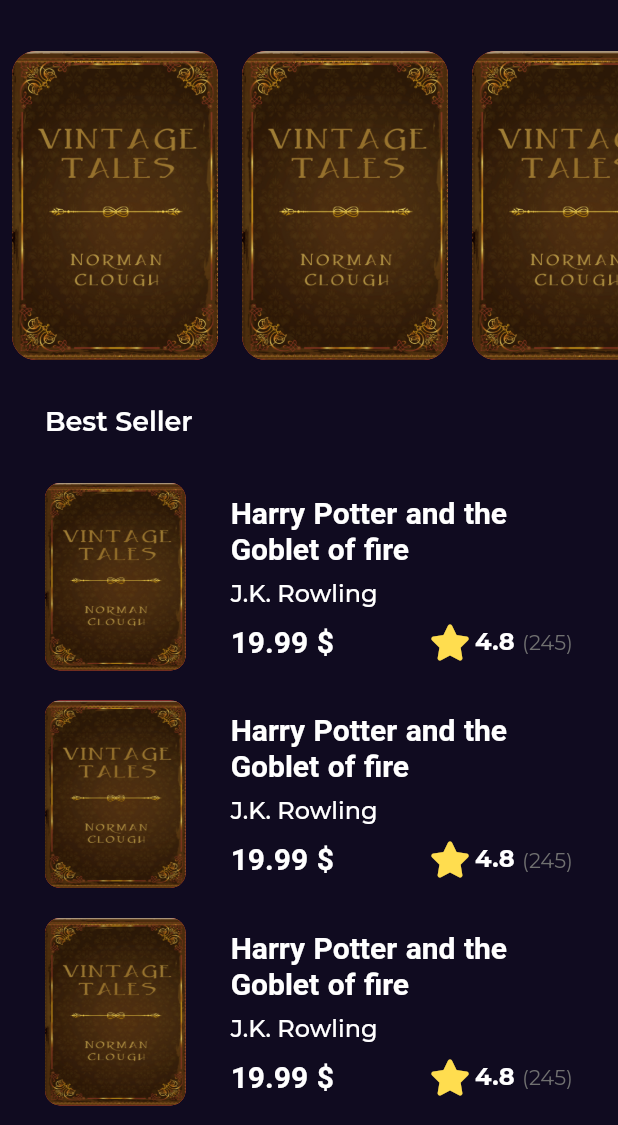
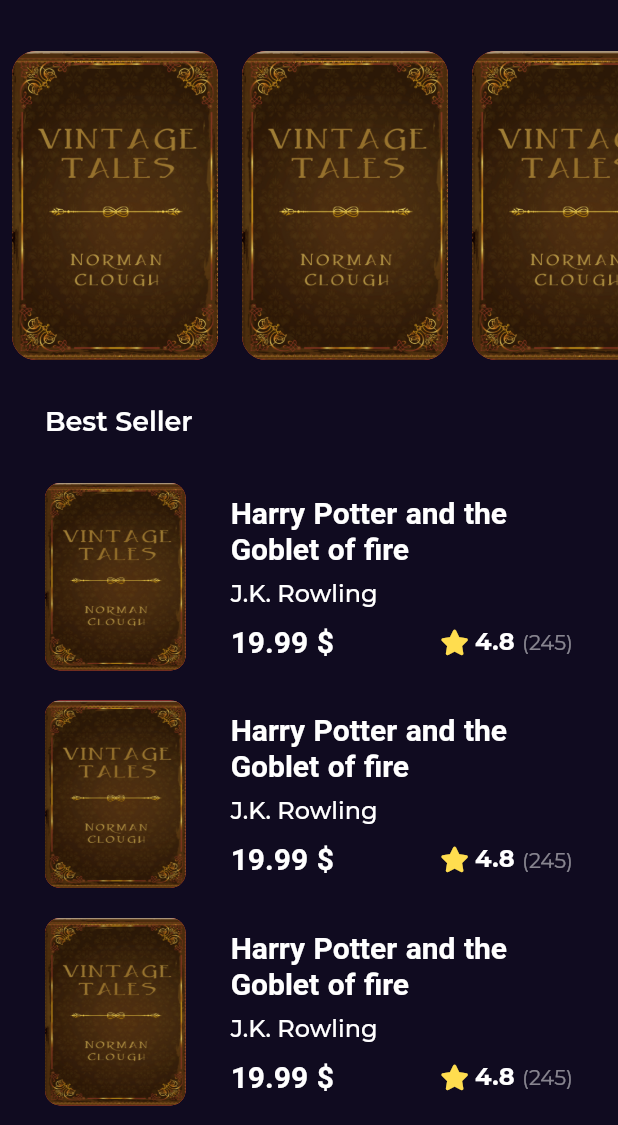
Before and after one commit to El-Sayed-Mustafa/Bookly-App, a Flutter app: the screen it shows after launch, on a phone screen of 412 x 824 dp, the part 111-1236 px from its top. Run offline on Flutter 3.47's test engine with Material 2 defaults, Android fonts, the phone set to English and light mode, and no system bars; our stand-ins replace font_awesome_flutter, go_router, google_fonts.

Commit message:
add rating to book details

```diff
--- a/lib/features/home/presentation/views/widgets/book_details_view_body.dart
+++ b/lib/features/home/presentation/views/widgets/book_details_view_body.dart
@@ -1,3 +1,4 @@
+import 'package:e_bookly/features/home/presentation/views/widgets/book_rating.dart';
 import 'package:flutter/material.dart';
 import '../../../../../core/utils/style.dart';
 import 'custom_book_details_appbar.dart';
@@ -27,7 +28,13 @@
           ),
           const Opacity(
               opacity: .7,
-              child: Text("Elsayed Book", style: Styles.textStyle18))
+              child: Text("Elsayed Book", style: Styles.textStyle18)),
+          const SizedBox(
+            height: 6,
+          ),
+          const BookRating(
+            mainAxisAlignment: MainAxisAlignment.center,
+          )
         ],
       ),
     );
--- a/lib/features/home/presentation/views/widgets/book_rating.dart
+++ b/lib/features/home/presentation/views/widgets/book_rating.dart
@@ -4,14 +4,17 @@
 import '../../../../../core/utils/style.dart';
 
 class BookRating extends StatelessWidget {
-  const BookRating({super.key});
-
+  const BookRating(
+      {super.key, this.mainAxisAlignment = MainAxisAlignment.start});
+  final MainAxisAlignment mainAxisAlignment;
   @override
   Widget build(BuildContext context) {
     return Row(
+      mainAxisAlignment: mainAxisAlignment,
       children: [
         const Icon(
           FontAwesomeIcons.solidStar,
+          size: 17,
           color: Color(0xffFFDD4F),
         ),
         const SizedBox(
@@ -24,11 +27,9 @@
         const SizedBox(
           width: 5,
         ),
-        Text(
-          '(245)',
-          style: Styles.textStyle14.copyWith(
-            color: const Color(0xff707070),
-          ),
+        const Opacity(
+          opacity: .5,
+          child: Text('(245)', style: Styles.textStyle14),
         )
       ],
     );
```
